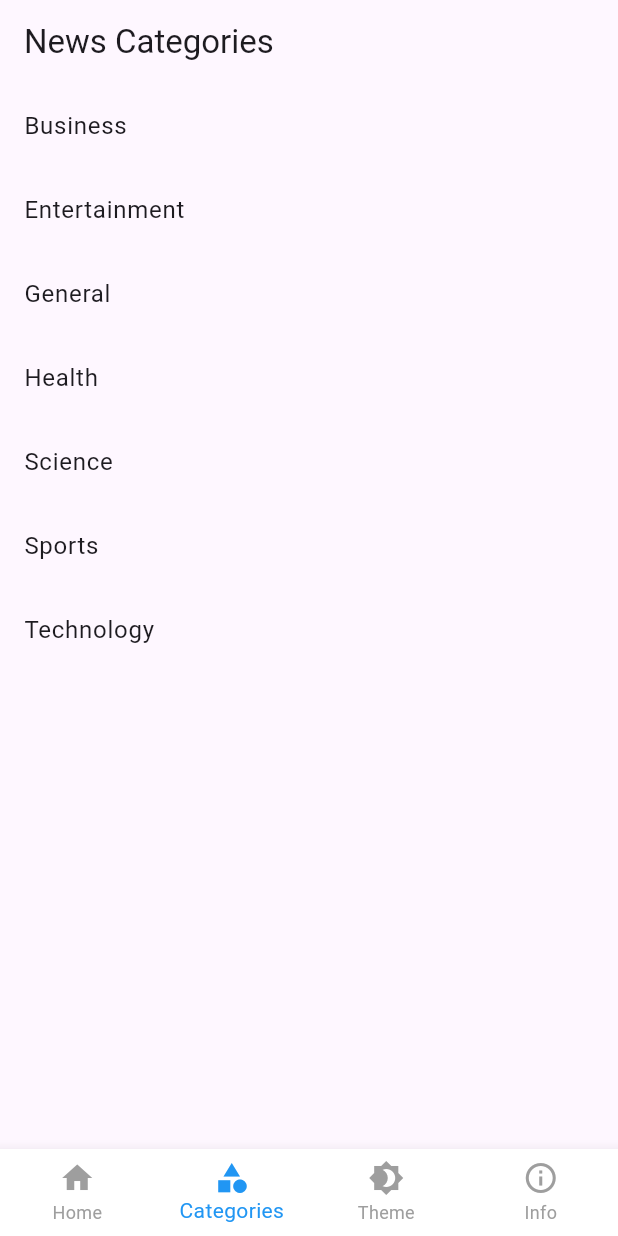
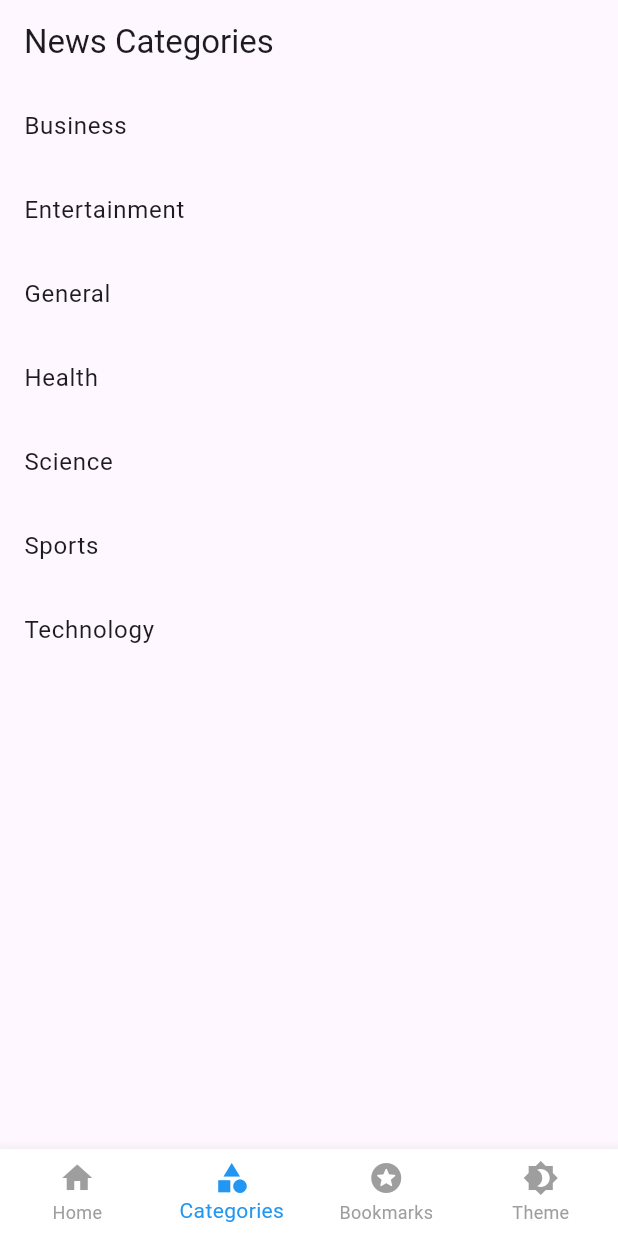
Before and after one commit to mubozk/FlutNews, a Flutter app: the MainScreen screen opened directly with empty values, item 2 of the bottom bar chosen, on a phone screen of 412 x 824 dp. Run offline on Flutter 3.47's test engine with Material 3 defaults, Android fonts, the phone set to English and light mode, and no system bars; our stand-ins replace flutter_spinkit, geocoding, geolocator, permission_handler; network calls fail.

Commit message:
Adjust navbar icons

```diff
--- a/flut_news/lib/screens/main_screen.dart
+++ b/flut_news/lib/screens/main_screen.dart
@@ -58,12 +58,12 @@ class _MainScreenState extends State<MainScreen> {
             label: 'Categories',
           ),
           BottomNavigationBarItem(
+            icon: Icon(Icons.stars_rounded),
+            label: 'Bookmarks',
+          ),
+          BottomNavigationBarItem(
             icon: Icon(Icons.brightness_4),
             label: 'Theme',
-          ),
-          BottomNavigationBarItem(
-            icon: Icon(Icons.info_outline),
-            label: 'Info',
           ),
         ],
       ),
```
